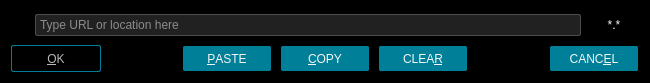
Above: src/ui/locationdialog.ui from u8sand/Baka-MPlayer before the change. Below: the same form after it.
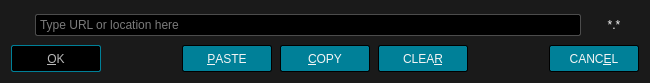
That is the form after the change. Icons and pictures are not drawn.

Commit message: Changed background color to #1A1A1A

```diff
--- a/src/ui/locationdialog.ui
+++ b/src/ui/locationdialog.ui
@@ -16,14 +16,14 @@
   <property name="styleSheet">
    <string notr="true">QWidget {
 	font: 12px &quot;Noto Sans&quot;, &quot;FreeSans&quot;;
-	background: black;
+	background: #1A1A1A;
 	color: whitesmoke;
 }
 
 /* QLineEdit */
 
 QLineEdit {
-	background: #212121;
+	background: black;
 	border: 1px solid #4C4C4C;
 	border-radius: 2px;
 	padding: 2px;
```
The commit also changes 7 other files.
